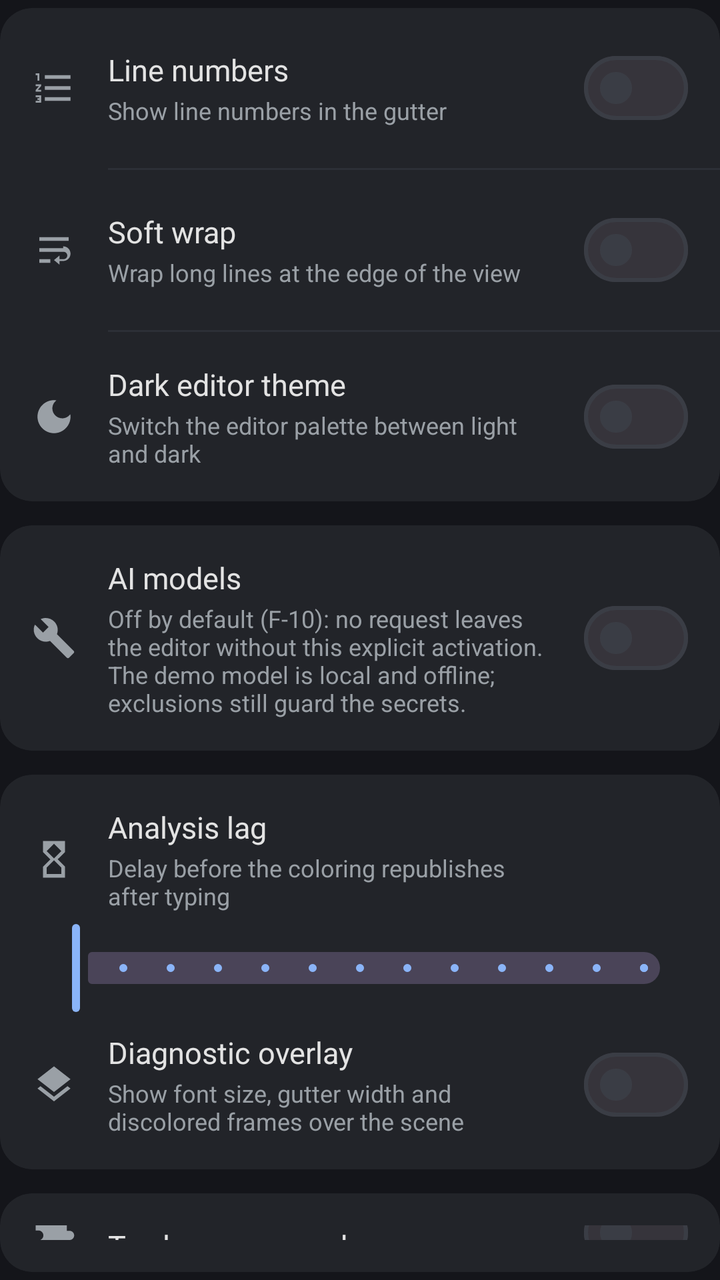
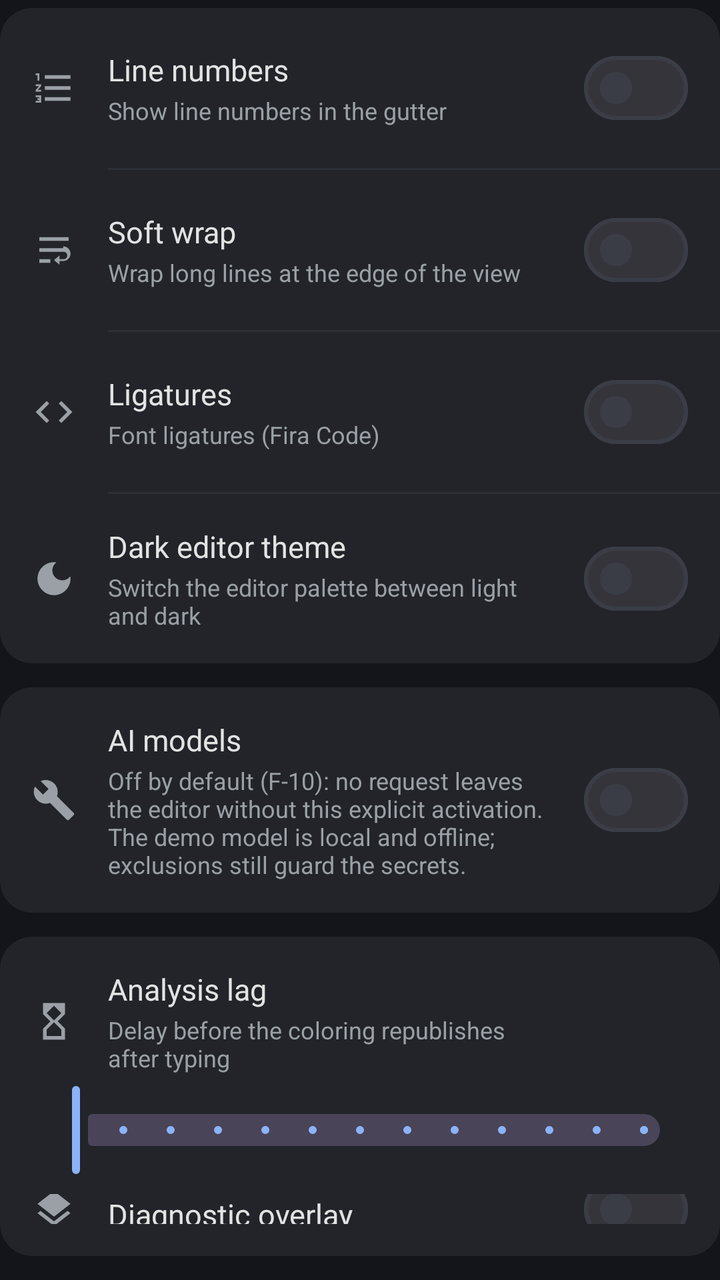

Compare the two renders of this Android layout. The source of the first and the diff that turns it into the second are given below.
<!-- AndroidManifest.xml: application theme Theme.Celeris -->
<!-- res/layout/feuille_reglages.xml -->
<?xml version="1.0" encoding="utf-8"?>
<LinearLayout xmlns:android="http://schemas.android.com/apk/res/android"
    xmlns:app="http://schemas.android.com/apk/res-auto"
    android:layout_width="match_parent"
    android:layout_height="wrap_content"
    android:orientation="vertical"
    android:paddingTop="4dp">

    <com.google.android.material.card.MaterialCardView
        android:layout_width="match_parent"
        android:layout_height="wrap_content"
        android:layout_marginBottom="12dp"
        app:cardBackgroundColor="@color/surface_contenant_bas"
        app:cardCornerRadius="16dp"
        app:cardElevation="0dp"
        app:strokeWidth="0dp">

        <LinearLayout
            android:layout_width="match_parent"
            android:layout_height="wrap_content"
            android:orientation="vertical">

            <LinearLayout
                android:layout_width="match_parent"
                android:layout_height="wrap_content"
                android:gravity="center_vertical"
                android:orientation="horizontal"
                android:padding="16dp">

                <ImageView
                    android:layout_width="22dp"
                    android:layout_height="22dp"
                    android:contentDescription="@null"
                    android:src="@drawable/ic_numeros"
                    app:tint="@color/encre_douce" />

                <LinearLayout
                    android:layout_width="0dp"
                    android:layout_height="wrap_content"
                    android:layout_marginStart="16dp"
                    android:layout_weight="1"
                    android:orientation="vertical">

                    <TextView
                        android:layout_width="match_parent"
                        android:layout_height="wrap_content"
                        android:labelFor="@id/interrupteur_numeros"
                        android:text="@string/reglage_numeros"
                        android:textColor="@color/encre"
                        android:textSize="15sp" />

                    <TextView
                        android:layout_width="match_parent"
                        android:layout_height="wrap_content"
                        android:layout_marginTop="2dp"
                        android:text="@string/desc_numeros"
                        android:textColor="@color/encre_douce"
                        android:textSize="12sp" />
                </LinearLayout>

                <com.google.android.material.materialswitch.MaterialSwitch
                    android:id="@+id/interrupteur_numeros"
                    android:layout_width="wrap_content"
                    android:layout_height="wrap_content"
                    android:layout_marginStart="12dp" />
            </LinearLayout>

            <View
                android:layout_width="match_parent"
                android:layout_height="1dp"
                android:layout_marginStart="54dp"
                android:background="@color/contour_doux" />

            <LinearLayout
                android:layout_width="match_parent"
                android:layout_height="wrap_content"
                android:gravity="center_vertical"
                android:orientation="horizontal"
                android:padding="16dp">

                <ImageView
                    android:layout_width="22dp"
                    android:layout_height="22dp"
                    android:contentDescription="@null"
                    android:src="@drawable/ic_retour_ligne"
                    app:tint="@color/encre_douce" />

                <LinearLayout
                    android:layout_width="0dp"
                    android:layout_height="wrap_content"
                    android:layout_marginStart="16dp"
                    android:layout_weight="1"
                    android:orientation="vertical">

                    <TextView
                        android:layout_width="match_parent"
                        android:layout_height="wrap_content"
                        android:labelFor="@id/interrupteur_retour"
                        android:text="@string/reglage_retour"
                        android:textColor="@color/encre"
                        android:textSize="15sp" />

                    <TextView
                        android:layout_width="match_parent"
                        android:layout_height="wrap_content"
                        android:layout_marginTop="2dp"
                        android:text="@string/desc_retour"
                        android:textColor="@color/encre_douce"
                        android:textSize="12sp" />
                </LinearLayout>

                <com.google.android.material.materialswitch.MaterialSwitch
                    android:id="@+id/interrupteur_retour"
                    android:layout_width="wrap_content"
                    android:layout_height="wrap_content"
                    android:layout_marginStart="12dp" />
            </LinearLayout>

            <View
                android:layout_width="match_parent"
                android:layout_height="1dp"
                android:layout_marginStart="54dp"
                android:background="@color/contour_doux" />

            <LinearLayout
                android:layout_width="match_parent"
                android:layout_height="wrap_content"
                android:gravity="center_vertical"
                android:orientation="horizontal"
                android:padding="16dp">

                <ImageView
                    android:layout_width="22dp"
                    android:layout_height="22dp"
                    android:contentDescription="@null"
                    android:src="@drawable/ic_sombre"
                    app:tint="@color/encre_douce" />

                <LinearLayout
                    android:layout_width="0dp"
                    android:layout_height="wrap_content"
                    android:layout_marginStart="16dp"
                    android:layout_weight="1"
                    android:orientation="vertical">

                    <TextView
                        android:layout_width="match_parent"
                        android:layout_height="wrap_content"
                        android:labelFor="@id/interrupteur_theme"
                        android:text="@string/reglage_theme"
                        android:textColor="@color/encre"
                        android:textSize="15sp" />

                    <TextView
                        android:layout_width="match_parent"
                        android:layout_height="wrap_content"
                        android:layout_marginTop="2dp"
                        android:text="@string/desc_theme"
                        android:textColor="@color/encre_douce"
                        android:textSize="12sp" />
                </LinearLayout>

                <com.google.android.material.materialswitch.MaterialSwitch
                    android:id="@+id/interrupteur_theme"
                    android:layout_width="wrap_content"
                    android:layout_height="wrap_content"
                    android:layout_marginStart="12dp" />
            </LinearLayout>
        </LinearLayout>
    </com.google.android.material.card.MaterialCardView>

    <com.google.android.material.card.MaterialCardView
        android:layout_width="match_parent"
        android:layout_height="wrap_content"
        android:layout_marginBottom="12dp"
        app:cardBackgroundColor="@color/surface_contenant_bas"
        app:cardCornerRadius="16dp"
        app:cardElevation="0dp"
        app:strokeWidth="0dp">

        <LinearLayout
            android:layout_width="match_parent"
            android:layout_height="wrap_content"
            android:gravity="center_vertical"
            android:orientation="horizontal"
            android:padding="16dp">

            <ImageView
                android:layout_width="22dp"
                android:layout_height="22dp"
                android:contentDescription="@null"
                android:src="@drawable/ic_corriger"
                app:tint="@color/encre_douce" />

            <LinearLayout
                android:layout_width="0dp"
                android:layout_height="wrap_content"
                android:layout_marginStart="16dp"
                android:layout_weight="1"
                android:orientation="vertical">

                <TextView
                    android:layout_width="match_parent"
                    android:layout_height="wrap_content"
                    android:labelFor="@id/interrupteur_ia"
                    android:text="@string/reglage_ia"
                    android:textColor="@color/encre"
                    android:textSize="15sp" />

                <TextView
                    android:layout_width="match_parent"
                    android:layout_height="wrap_content"
                    android:layout_marginTop="2dp"
                    android:text="@string/desc_ia"
                    android:textColor="@color/encre_douce"
                    android:textSize="12sp" />
            </LinearLayout>

            <com.google.android.material.materialswitch.MaterialSwitch
                android:id="@+id/interrupteur_ia"
                android:layout_width="wrap_content"
                android:layout_height="wrap_content"
                android:layout_marginStart="12dp" />
        </LinearLayout>
    </com.google.android.material.card.MaterialCardView>

    
    <com.google.android.material.card.MaterialCardView
        android:layout_width="match_parent"
        android:layout_height="wrap_content"
        android:layout_marginBottom="12dp"
        app:cardBackgroundColor="@color/surface_contenant_bas"
        app:cardCornerRadius="16dp"
        app:cardElevation="0dp"
        app:strokeWidth="0dp">

        <LinearLayout
            android:layout_width="match_parent"
            android:layout_height="wrap_content"
            android:orientation="vertical"
            android:padding="16dp">

            <LinearLayout
                android:layout_width="match_parent"
                android:layout_height="wrap_content"
                android:gravity="center_vertical"
                android:orientation="horizontal">

                <ImageView
                    android:layout_width="22dp"
                    android:layout_height="22dp"
                    android:contentDescription="@null"
                    android:src="@drawable/ic_lenteur"
                    app:tint="@color/encre_douce" />

                <LinearLayout
                    android:layout_width="0dp"
                    android:layout_height="wrap_content"
                    android:layout_marginStart="16dp"
                    android:layout_weight="1"
                    android:orientation="vertical">

                    <TextView
                        android:layout_width="match_parent"
                        android:layout_height="wrap_content"
                        android:labelFor="@id/curseur_lenteur"
                        android:text="@string/reglage_lenteur"
                        android:textColor="@color/encre"
                        android:textSize="15sp" />

                    <TextView
                        android:layout_width="match_parent"
                        android:layout_height="wrap_content"
                        android:layout_marginTop="2dp"
                        android:text="@string/desc_lenteur"
                        android:textColor="@color/encre_douce"
                        android:textSize="12sp" />
                </LinearLayout>

                <TextView
                    android:id="@+id/valeur_lenteur"
                    android:layout_width="wrap_content"
                    android:layout_height="wrap_content"
                    android:layout_marginStart="12dp"
                    android:fontFamily="monospace"
                    android:minWidth="56dp"
                    android:textAlignment="viewEnd"
                    android:textColor="@color/encre_douce"
                    android:textSize="13sp" />
            </LinearLayout>

            <com.google.android.material.slider.Slider
                android:id="@+id/curseur_lenteur"
                android:layout_width="match_parent"
                android:layout_height="wrap_content"
                android:layout_marginTop="4dp"
                android:stepSize="50"
                android:valueFrom="0"
                android:valueTo="600" />

            <LinearLayout
                android:layout_width="match_parent"
                android:layout_height="wrap_content"
                android:layout_marginTop="8dp"
                android:gravity="center_vertical"
                android:orientation="horizontal">

                <ImageView
                    android:layout_width="22dp"
                    android:layout_height="22dp"
                    android:contentDescription="@null"
                    android:src="@drawable/ic_surimpression"
                    app:tint="@color/encre_douce" />

                <LinearLayout
                    android:layout_width="0dp"
                    android:layout_height="wrap_content"
                    android:layout_marginStart="16dp"
                    android:layout_weight="1"
                    android:orientation="vertical">

                    <TextView
                        android:layout_width="match_parent"
                        android:layout_height="wrap_content"
                        android:labelFor="@id/interrupteur_surimpression"
                        android:text="@string/reglage_surimpression"
                        android:textColor="@color/encre"
                        android:textSize="15sp" />

                    <TextView
                        android:layout_width="match_parent"
                        android:layout_height="wrap_content"
                        android:layout_marginTop="2dp"
                        android:text="@string/desc_surimpression"
                        android:textColor="@color/encre_douce"
                        android:textSize="12sp" />
                </LinearLayout>

                <com.google.android.material.materialswitch.MaterialSwitch
                    android:id="@+id/interrupteur_surimpression"
                    android:layout_width="wrap_content"
                    android:layout_height="wrap_content"
                    android:layout_marginStart="12dp" />
            </LinearLayout>
        </LinearLayout>
    </com.google.android.material.card.MaterialCardView>

    
    <com.google.android.material.card.MaterialCardView
        android:layout_width="match_parent"
        android:layout_height="wrap_content"
        android:layout_marginBottom="4dp"
        app:cardBackgroundColor="@color/surface_contenant_bas"
        app:cardCornerRadius="16dp"
        app:cardElevation="0dp"
        app:strokeWidth="0dp">

        <LinearLayout
            android:layout_width="match_parent"
            android:layout_height="wrap_content"
            android:gravity="center_vertical"
            android:orientation="horizontal"
            android:padding="16dp">

            <ImageView
                android:layout_width="22dp"
                android:layout_height="22dp"
                android:contentDescription="@null"
                android:src="@drawable/ic_paquet"
                app:tint="@color/encre_douce" />

            <LinearLayout
                android:layout_width="0dp"
                android:layout_height="wrap_content"
                android:layout_marginStart="16dp"
                android:layout_weight="1"
                android:orientation="vertical">

                <TextView
                    android:layout_width="match_parent"
                    android:layout_height="wrap_content"
                    android:labelFor="@id/interrupteur_paquet_jouet"
                    android:text="@string/reglage_paquet_jouet"
                    android:textColor="@color/encre"
                    android:textSize="15sp" />

                <TextView
                    android:layout_width="match_parent"
                    android:layout_height="wrap_content"
                    android:layout_marginTop="2dp"
                    android:text="@string/desc_paquet_jouet"
                    android:textColor="@color/encre_douce"
                    android:textSize="12sp" />
            </LinearLayout>

            <com.google.android.material.materialswitch.MaterialSwitch
                android:id="@+id/interrupteur_paquet_jouet"
                android:layout_width="wrap_content"
                android:layout_height="wrap_content"
                android:layout_marginStart="12dp" />
        </LinearLayout>
    </com.google.android.material.card.MaterialCardView>
</LinearLayout>
<!-- resources referenced by this layout -->
<resources>
  <color name="contour_doux">#2C2F36</color>
  <color name="encre">#E3E3E3</color>
  <color name="encre_douce">#9AA0A6</color>
  <color name="surface_contenant_bas">#222429</color>
  <!-- drawable ic_numeros (drawable) -->
  <vector xmlns:android="http://schemas.android.com/apk/res/android"
      android:width="24dp"
      android:height="24dp"
      android:viewportWidth="24"
      android:viewportHeight="24"
      android:tint="?attr/colorControlNormal">
      <path
          android:fillColor="@android:color/white"
          android:pathData="M2,17h2v0.5H3v1h1V19H2v1h3v-4H2v1zM3,8h1V4H2v1h1v3zM2,11h1.8L2,13.1v0.9h3v-1H3.2L5,10.9V10H2v1zM7,5v2h14L21,5L7,5zM7,19h14v-2L7,17v2zM7,13h14v-2L7,11v2z" />
  </vector>
  <!-- drawable ic_retour_ligne (drawable) -->
  <vector xmlns:android="http://schemas.android.com/apk/res/android"
      android:width="24dp"
      android:height="24dp"
      android:viewportWidth="24"
      android:viewportHeight="24"
      android:tint="?attr/colorControlNormal">
      <path
          android:fillColor="@android:color/white"
          android:pathData="M4,19h6v-2H4v2zM20,5H4v2h16L20,5zM17,11H4v2h13.25c1.1,0 2,0.9 2,2s-0.9,2 -2,2L15,17v-2l-3,2.5 3,2.5L15,18h2c2.21,0 4,-1.79 4,-4s-1.79,-4 -4,-4z" />
  </vector>
  <!-- drawable ic_surimpression (drawable) -->
  <vector xmlns:android="http://schemas.android.com/apk/res/android"
      android:width="24dp"
      android:height="24dp"
      android:viewportWidth="24"
      android:viewportHeight="24"
      android:tint="?attr/colorControlNormal">
      <path
          android:fillColor="@android:color/white"
          android:pathData="M11.99,18.54l-7.37,-5.73L3,14.07l9,7 9,-7 -1.63,-1.27 -7.37,5.74zM12,16l7.36,-5.73L21,9l-9,-7 -9,7 1.63,1.27L12,16z" />
  </vector>
  <string name="desc_ia">Off by default (F-10): no request leaves the editor without this explicit activation. The demo model is local and offline; exclusions still guard the secrets.</string>
  <string name="desc_lenteur">Delay before the coloring republishes after typing</string>
  <string name="desc_numeros">Show line numbers in the gutter</string>
  <string name="desc_paquet_jouet">Copy the Logo toy pack to storage — the editor gains a language without recompiling (H-04)</string>
  <string name="desc_retour">Wrap long lines at the edge of the view</string>
  <string name="desc_surimpression">Show font size, gutter width and discolored frames over the scene</string>
  <string name="desc_theme">Switch the editor palette between light and dark</string>
  <string name="reglage_ia">AI models</string>
  <string name="reglage_lenteur">Analysis lag</string>
  <string name="reglage_numeros">Line numbers</string>
  <string name="reglage_paquet_jouet">Toy language pack</string>
  <string name="reglage_retour">Soft wrap</string>
  <string name="reglage_surimpression">Diagnostic overlay</string>
  <string name="reglage_theme">Dark editor theme</string>
  <style name="Theme.Celeris" parent="Theme.Celeris.Base" />
  <color name="primaire">#8AB4F8</color>
  <color name="sur_primaire">#14243E</color>
  <color name="primaire_contenant">#2D4A7A</color>
  <color name="sur_primaire_contenant">#DCE7FB</color>
  <color name="secondaire">#7FDBCA</color>
  <color name="sur_secondaire">#0E2A26</color>
  <color name="fond">#14151A</color>
  <color name="surface">#1E1F22</color>
  <color name="surface_variante">#26282E</color>
  <color name="contour">#3A3D45</color>
  <!-- unchanged entries left out for length: 5 -->
</resources>

<!-- the commit's change to res/layout/feuille_reglages.xml (unified diff, before → after) -->
@@ -111,6 +111,57 @@
 
                 <com.google.android.material.materialswitch.MaterialSwitch
                     android:id="@+id/interrupteur_retour"
+                    android:layout_width="wrap_content"
+                    android:layout_height="wrap_content"
+                    android:layout_marginStart="12dp" />
+            </LinearLayout>
+
+            <View
+                android:layout_width="match_parent"
+                android:layout_height="1dp"
+                android:layout_marginStart="54dp"
+                android:background="@color/contour_doux" />
+
+            <LinearLayout
+                android:layout_width="match_parent"
+                android:layout_height="wrap_content"
+                android:gravity="center_vertical"
+                android:orientation="horizontal"
+                android:padding="16dp">
+
+                <ImageView
+                    android:layout_width="22dp"
+                    android:layout_height="22dp"
+                    android:contentDescription="@null"
+                    android:src="@drawable/ic_code"
+                    app:tint="@color/encre_douce" />
+
+                <LinearLayout
+                    android:layout_width="0dp"
+                    android:layout_height="wrap_content"
+                    android:layout_marginStart="16dp"
+                    android:layout_weight="1"
+                    android:orientation="vertical">
+
+                    <TextView
+                        android:layout_width="match_parent"
+                        android:layout_height="wrap_content"
+                        android:labelFor="@id/interrupteur_ligatures"
+                        android:text="@string/reglage_ligatures"
+                        android:textColor="@color/encre"
+                        android:textSize="15sp" />
+
+                    <TextView
+                        android:layout_width="match_parent"
+                        android:layout_height="wrap_content"
+                        android:layout_marginTop="2dp"
+                        android:text="@string/desc_ligatures"
+                        android:textColor="@color/encre_douce"
+                        android:textSize="12sp" />
+                </LinearLayout>
+
+                <com.google.android.material.materialswitch.MaterialSwitch
+                    android:id="@+id/interrupteur_ligatures"
                     android:layout_width="wrap_content"
                     android:layout_height="wrap_content"
                     android:layout_marginStart="12dp" />
<!-- resource entries referenced after the edit -->
@@ -4,6 +4,17 @@
   <color name="encre">#E3E3E3</color>
   <color name="encre_douce">#9AA0A6</color>
   <color name="surface_contenant_bas">#222429</color>
+  <!-- drawable ic_code (drawable) -->
+  <vector xmlns:android="http://schemas.android.com/apk/res/android"
+      android:width="24dp"
+      android:height="24dp"
+      android:viewportWidth="24"
+      android:viewportHeight="24"
+      android:tint="?attr/colorControlNormal">
+      <path
+          android:fillColor="@android:color/white"
+          android:pathData="M9.4,16.6L4.8,12l4.6,-4.6L8,6l-6,6 6,6 1.4,-1.4zM14.6,16.6l4.6,-4.6 -4.6,-4.6L16,6l6,6 -6,6 -1.4,-1.4z" />
+  </vector>
   <!-- drawable ic_numeros (drawable) -->
   <vector xmlns:android="http://schemas.android.com/apk/res/android"
       android:width="24dp"
@@ -39,6 +50,7 @@
   </vector>
   <string name="desc_ia">Off by default (F-10): no request leaves the editor without this explicit activation. The demo model is local and offline; exclusions still guard the secrets.</string>
   <string name="desc_lenteur">Delay before the coloring republishes after typing</string>
+  <string name="desc_ligatures">Font ligatures (Fira Code)</string>
   <string name="desc_numeros">Show line numbers in the gutter</string>
   <string name="desc_paquet_jouet">Copy the Logo toy pack to storage — the editor gains a language without recompiling (H-04)</string>
   <string name="desc_retour">Wrap long lines at the edge of the view</string>
@@ -46,6 +58,7 @@
   <string name="desc_theme">Switch the editor palette between light and dark</string>
   <string name="reglage_ia">AI models</string>
   <string name="reglage_lenteur">Analysis lag</string>
+  <string name="reglage_ligatures">Ligatures</string>
   <string name="reglage_numeros">Line numbers</string>
   <string name="reglage_paquet_jouet">Toy language pack</string>
   <string name="reglage_retour">Soft wrap</string>
